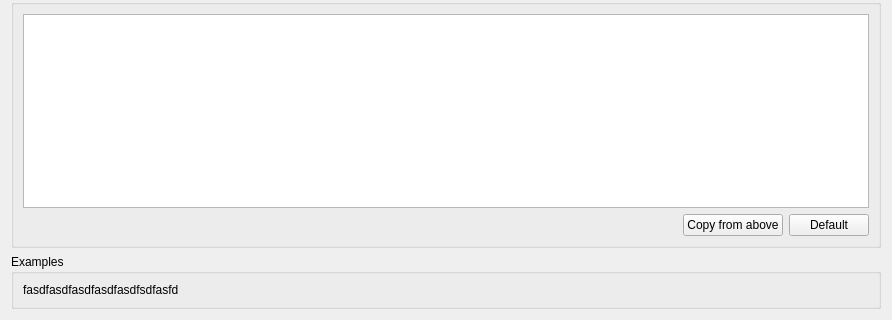
The window that ui/options_renaming.ui (metabrainz/picard) describes before a commit, drawn with Qt 5; both pictures show x 0 to 892 and y 373 to 693 of the 892 by 693 pixel window.
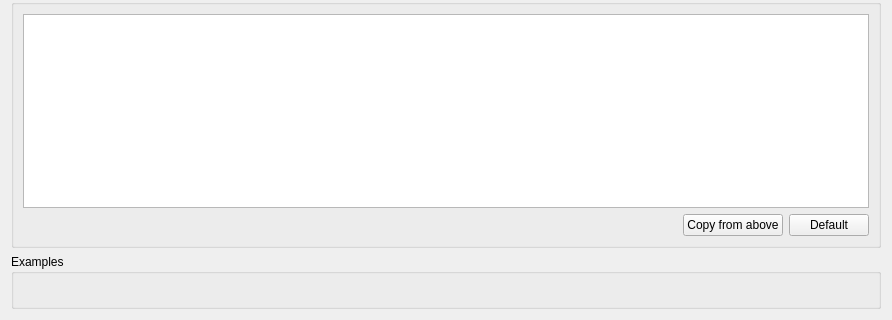
The same window after the commit.

Commit message: remove dummy string

```diff
--- a/ui/options_renaming.ui
+++ b/ui/options_renaming.ui
@@ -251,7 +251,7 @@
          <number>1</number>
         </property>
         <property name="text" >
-         <string>fasdfasdfasdfasdfasdfsdfasfd</string>
+         <string/>
         </property>
         <property name="textFormat" >
          <enum>Qt::RichText</enum>
```
The commit also changes 1 other file.
